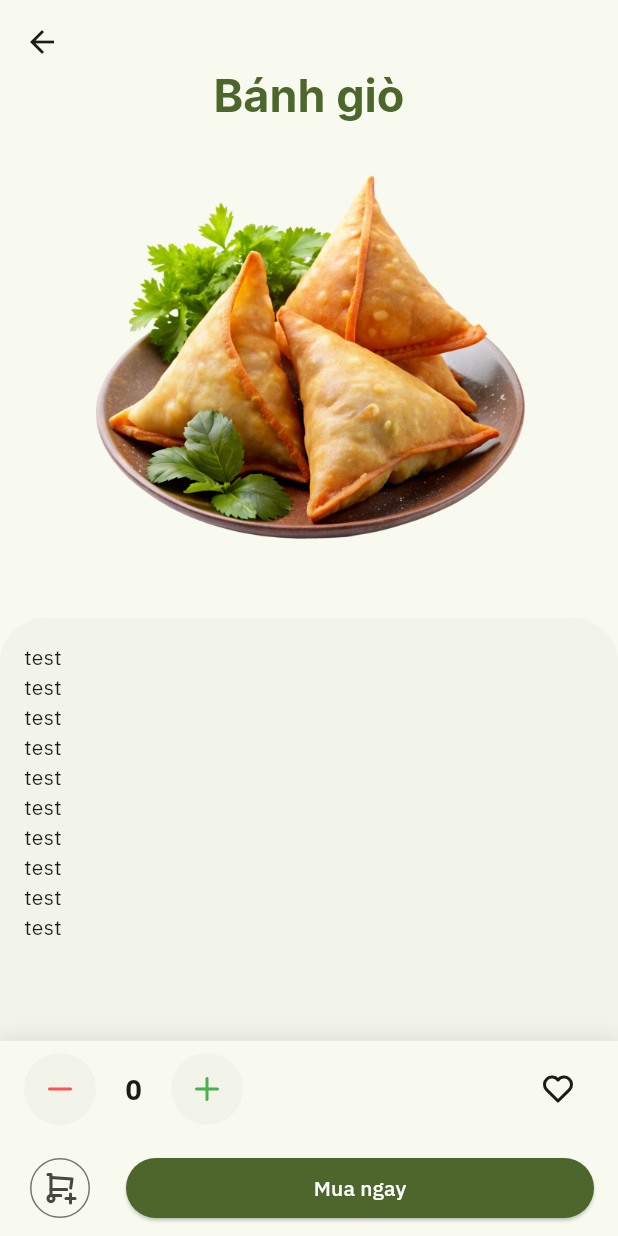
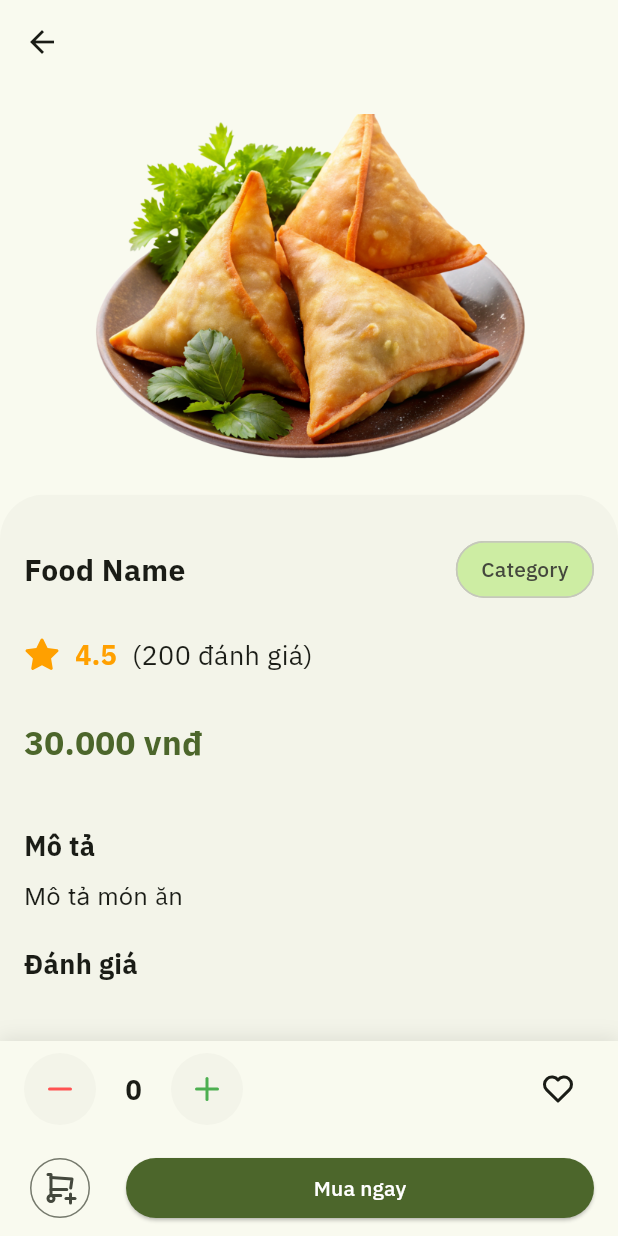
Before and after one commit to nphuonha2101/flutter_foods, a Flutter app: the screen it shows after launch, after a tap on "Food Name", on a phone screen of 412 x 824 dp. Run offline on Flutter 3.47's test engine with Material 3 defaults, Android fonts, the light colour scheme and no system bars; our stand-ins replace flutter_dotenv, flutter_tabler_icons, flutter_zoom_drawer, google_fonts, shared_preferences.

Commit message:
#10 - feat: create user review card and food detail screen

```diff
--- /dev/null
+++ b/lib/data/dtos/user_review_dto.dart
@@ -0,0 +1,25 @@
+import 'package:flutter_foods/data/dtos/i_dto.dart';
+
+class UserReviewDto implements IDto {
+  final String userId;
+  final String review;
+  final int rating;
+  final DateTime createdAt;
+
+  UserReviewDto({
+    required this.userId,
+    required this.review,
+    required this.rating,
+    required this.createdAt,
+  });
+
+  @override
+  Map<String, dynamic> toJson() {
+    return {
+      'userId': userId,
+      'review': review,
+      'rating': rating,
+      'createdAt': createdAt.toIso8601String(),
+    };
+  }
+}
--- /dev/null
+++ b/lib/data/models/user_review.dart
@@ -0,0 +1,50 @@
+import 'package:flutter_foods/data/dtos/i_dto.dart';
+import 'package:flutter_foods/data/dtos/user_review_dto.dart';
+import 'package:flutter_foods/data/models/i_model.dart';
+
+class UserReview implements IModel {
+  final String id;
+  final String userId;
+  final String review;
+  final int rating;
+  final DateTime createdAt;
+
+  UserReview({
+    required this.id,
+    required this.userId,
+    required this.review,
+    required this.rating,
+    required this.createdAt,
+  });
+
+  Map<String, dynamic> toJson() {
+    return {
+      'id': id,
+      'userId': userId,
+      'review': review,
+      'rating': rating,
+      'createdAt': createdAt.toIso8601String(),
+    };
+  }
+
+  @override
+  IModel fromJson(Map<String, dynamic> json) {
+    return UserReview(
+      id: json['id'],
+      userId: json['userId'],
+      review: json['review'],
+      rating: json['rating'],
+      createdAt: DateTime.parse(json['createdAt']),
+    );
+  }
+
+  @override
+  IDto toDto() {
+    return UserReviewDto(
+      userId: userId,
+      review: review,
+      rating: rating,
+      createdAt: createdAt,
+    );
+  }
+}
--- a/lib/presentation/screens/food_detail_screen.dart
+++ b/lib/presentation/screens/food_detail_screen.dart
@@ -1,5 +1,7 @@
 import 'package:flutter/material.dart';
 import 'package:flutter_foods/presentation/widgets/bottom_food_detail_app_bar.dart';
+import 'package:flutter_foods/presentation/widgets/user_review.dart';
+import 'package:flutter_tabler_icons/flutter_tabler_icons.dart';
 import 'package:google_fonts/google_fonts.dart';
 
 class FoodDetailScreen extends StatefulWidget {
@@ -13,29 +15,18 @@ class _FoodDetailScreenState extends State<FoodDetailScreen> {
   @override
   Widget build(BuildContext context) {
     return Scaffold(
-      bottomNavigationBar: const BottomFoodDetailAppBar(),
+      bottomNavigationBar: const BottomFoodDetailAppBarWidget(),
       body: NestedScrollView(
         headerSliverBuilder: (BuildContext context, bool innerBoxIsScrolled) {
           return <Widget>[
             SliverAppBar(
               backgroundColor: Theme.of(context).colorScheme.surface,
-              expandedHeight: MediaQuery.of(context).size.height * 1 / 2,
+              expandedHeight: MediaQuery.of(context).size.height * 4 / 10,
               floating: false,
               pinned: true,
               snap: false,
               flexibleSpace: FlexibleSpaceBar(
-                title: Text(
-                  'Bánh giò',
-                  style: TextStyle(
-                    color: Theme.of(context).colorScheme.primary,
-                    fontSize: 20,
-                    fontWeight: FontWeight.bold,
-                  ),
-                ),
-                centerTitle: true,
                 collapseMode: CollapseMode.pin,
-                titlePadding: EdgeInsets.only(
-                    bottom: MediaQuery.of(context).size.height * 4 / 10),
                 background: Column(
                   crossAxisAlignment: CrossAxisAlignment.stretch,
                   children: [
@@ -43,7 +34,7 @@ class _FoodDetailScreenState extends State<FoodDetailScreen> {
                     Expanded(
                       child: Padding(
                         padding: const EdgeInsets.only(
-                            top: 25, bottom: 10, left: 50, right: 50),
+                            top: 0, bottom: 10, left: 50, right: 50),
                         child: Image.asset(
                           'assets/images/food_delivery.png',
                           fit: BoxFit.cover,
@@ -66,12 +57,130 @@ class _FoodDetailScreenState extends State<FoodDetailScreen> {
             decoration: BoxDecoration(
               color: Theme.of(context).colorScheme.surfaceContainerLow,
             ),
-            child: ListView.builder(
-              padding: const EdgeInsets.all(16.0),
-              itemCount: 10,
-              itemBuilder: (context, index) {
-                return const Text('test');
-              },
+            child: Column(
+              crossAxisAlignment: CrossAxisAlignment.start,
+              children: [
+                Padding(
+                  padding: const EdgeInsets.all(16),
+                  child: Column(
+                    mainAxisAlignment: MainAxisAlignment.start,
+                    children: [
+                      const SizedBox(height: 10),
+                      Row(
+                        mainAxisAlignment: MainAxisAlignment.spaceBetween,
+                        children: [
+                          Text(
+                            'Food Name',
+                            style: TextStyle(
+                              fontWeight: FontWeight.bold,
+                              fontFamily: GoogleFonts.ibmPlexSans().fontFamily,
+                              fontSize: 20,
+                            ),
+                          ),
+                          Chip(
+                            label: const Text('Category'),
+                            backgroundColor:
+                                Theme.of(context).colorScheme.primaryContainer,
+                            shape: RoundedRectangleBorder(
+                              borderRadius: BorderRadius.circular(100),
+                            ),
+                          ),
+                        ],
+                      ),
+                      const SizedBox(height: 20),
+                      Row(
+                        children: [
+                          Icon(
+                            TablerIcons.star_filled,
+                            color: Colors.amber[700],
+                          ),
+                          const SizedBox(width: 10),
+                          Text(
+                            '4.5',
+                            style: TextStyle(
+                              fontWeight: FontWeight.bold,
+                              fontSize: 18,
+                              color: Colors.amber[700],
+                            ),
+                          ),
+                          const SizedBox(width: 10),
+                          const Text(
+                            '(200 đánh giá)',
+                            style: TextStyle(
+                              fontSize: 18,
+                            ),
+                          ),
+                        ],
+                      ),
+                      const SizedBox(height: 30),
+                      Row(
+                          mainAxisAlignment: MainAxisAlignment.spaceBetween,
+                          children: [
+                            Text(
+                              '30.000 vnđ',
+                              textAlign: TextAlign.start,
+                              style: TextStyle(
+                                fontWeight: FontWeight.bold,
+                                fontFamily:
+                                    GoogleFonts.ibmPlexSans().fontFamily,
+                                fontSize: 22,
+                                color: Theme.of(context).colorScheme.primary,
+                              ),
+                            ),
+                          ]),
+                      const SizedBox(height: 40),
+                      Row(
+                        children: [
+                          Text(
+                            'Mô tả',
+                            style: TextStyle(
+                              fontWeight: FontWeight.bold,
+                              fontFamily: GoogleFonts.ibmPlexSans().fontFamily,
+                              fontSize: 18,
+                            ),
+                          ),
+                        ],
+                      ),
+                      const SizedBox(height: 10),
+                      Row(
+                        children: [
+                          Expanded(
+                            child: Text(
+                              'Mô tả món ăn',
+                              style: TextStyle(
+                                fontFamily: GoogleFonts.inter().fontFamily,
+                                fontSize: 16,
+                              ),
+                            ),
+                          ),
+                        ],
+                      ),
+                      const SizedBox(height: 20),
+                      Row(
+                        children: [
+                          Text(
+                            'Đánh giá',
+                            style: TextStyle(
+                              fontWeight: FontWeight.bold,
+                              fontFamily: GoogleFonts.ibmPlexSans().fontFamily,
+                              fontSize: 18,
+                            ),
+                          ),
+                        ],
+                      ),
+                    ],
+                  ),
+                ),
+                Expanded(
+                  child: ListView.builder(
+                    padding: const EdgeInsets.all(16.0),
+                    itemCount: 10,
+                    itemBuilder: (context, index) {
+                      return const UserReviewWidget();
+                    },
+                  ),
+                ),
+              ],
             ),
           ),
         ),
--- a/lib/presentation/screens/home_screen.dart
+++ b/lib/presentation/screens/home_screen.dart
@@ -53,7 +53,7 @@ class _HomeScreenState extends State<HomeScreen> {
             padding: const EdgeInsets.all(16.0),
             itemCount: 10,
             itemBuilder: (context, index) {
-              return const FoodCard();
+              return const FoodCardWidget();
             },
           ),
         ),
--- a/lib/presentation/screens/login_screen.dart
+++ b/lib/presentation/screens/login_screen.dart
@@ -68,7 +68,9 @@ class _LoginScreenState extends State<LoginScreen>
                           fontFamily: GoogleFonts.alexBrush().fontFamily,
                           color: Theme.of(context).colorScheme.primary,
                           letterSpacing: 1.2),
-                  )),
+                    ),
+                  ),
+                  const SizedBox(height: 10),
                 ],
               ),
             ),
--- a/lib/presentation/screens/main_screen.dart
+++ b/lib/presentation/screens/main_screen.dart
@@ -27,10 +27,10 @@ class _MainScreenState extends State<MainScreen> {
     return ZoomDrawer(
       style: DrawerStyle.style2,
       menuBackgroundColor: Theme.of(context).colorScheme.surfaceContainerLow,
-      menuScreen: const SliderDrawer(),
+      menuScreen: const SliderDrawerWidget(),
       mainScreen: Scaffold(
-        appBar: const AppbarNormal(),
-        bottomNavigationBar: custom.BtmNavigationBar(
+        appBar: const AppbarNormalWidget(),
+        bottomNavigationBar: custom.BtmNavigationBarWidget(
           currentIndex: _currentIndex,
           onTap: _changePage,
         ),
--- a/lib/presentation/widgets/appbar_normal.dart
+++ b/lib/presentation/widgets/appbar_normal.dart
@@ -2,17 +2,17 @@ import 'package:flutter/material.dart';
 import 'package:flutter_tabler_icons/flutter_tabler_icons.dart';
 import 'package:flutter_zoom_drawer/flutter_zoom_drawer.dart';
 
-class AppbarNormal extends StatefulWidget implements PreferredSizeWidget {
-  const AppbarNormal({super.key});
+class AppbarNormalWidget extends StatefulWidget implements PreferredSizeWidget {
+  const AppbarNormalWidget({super.key});
 
   @override
-  State<StatefulWidget> createState() => _AppbarNormalState();
+  State<StatefulWidget> createState() => _AppbarNormalWidgetState();
 
   @override
   Size get preferredSize => const Size.fromHeight(kToolbarHeight);
 }
 
-class _AppbarNormalState extends State<AppbarNormal> {
+class _AppbarNormalWidgetState extends State<AppbarNormalWidget> {
   String title = "";
 
   @override
--- a/lib/presentation/widgets/bottom_food_detail_app_bar.dart
+++ b/lib/presentation/widgets/bottom_food_detail_app_bar.dart
@@ -1,18 +1,19 @@
 import 'package:flutter/material.dart';
 import 'package:flutter_tabler_icons/flutter_tabler_icons.dart';
 
-class BottomFoodDetailAppBar extends StatefulWidget
+class BottomFoodDetailAppBarWidget extends StatefulWidget
     implements PreferredSizeWidget {
-  const BottomFoodDetailAppBar({super.key});
+  const BottomFoodDetailAppBarWidget({super.key});
 
   @override
-  State<StatefulWidget> createState() => _BottomFoodDetailAppBarState();
+  State<StatefulWidget> createState() => _BottomFoodDetailAppBarWidgetState();
 
   @override
   Size get preferredSize => const Size.fromHeight(130);
 }
 
-class _BottomFoodDetailAppBarState extends State<BottomFoodDetailAppBar> {
+class _BottomFoodDetailAppBarWidgetState
+    extends State<BottomFoodDetailAppBarWidget> {
   bool _isFavorite = false;
   num _quantity = 0;
 
--- a/lib/presentation/widgets/bottom_nav_bar.dart
+++ b/lib/presentation/widgets/bottom_nav_bar.dart
@@ -1,11 +1,11 @@
 import 'package:flutter/material.dart';
 import 'package:flutter_tabler_icons/flutter_tabler_icons.dart';
 
-class BtmNavigationBar extends StatelessWidget {
+class BtmNavigationBarWidget extends StatelessWidget {
   final int currentIndex;
   final ValueChanged<int?>? onTap;
 
-  const BtmNavigationBar({
+  const BtmNavigationBarWidget({
     super.key,
     required this.currentIndex,
     this.onTap,
--- a/lib/presentation/widgets/food_card.dart
+++ b/lib/presentation/widgets/food_card.dart
@@ -3,18 +3,18 @@ import 'package:flutter_foods/presentation/screens/food_detail_screen.dart';
 import 'package:flutter_tabler_icons/flutter_tabler_icons.dart';
 import 'package:google_fonts/google_fonts.dart';
 
-class FoodCard extends StatefulWidget {
+class FoodCardWidget extends StatefulWidget {
   // final Food food;
 
   // const FoodCard({super.key, this.food});
-  const FoodCard({super.key});
+  const FoodCardWidget({super.key});
 
   @override
   // State<StatefulWidget> createState() => _FoodCardState({super.key, this.food});
-  State<StatefulWidget> createState() => _FoodCardState();
+  State<StatefulWidget> createState() => _FoodCardWidgetState();
 }
 
-class _FoodCardState extends State<FoodCard> {
+class _FoodCardWidgetState extends State<FoodCardWidget> {
   // late final Food food;
 
   @override
--- a/lib/presentation/widgets/slider_drawer.dart
+++ b/lib/presentation/widgets/slider_drawer.dart
@@ -2,14 +2,14 @@ import 'package:flutter/material.dart';
 import 'package:flutter_tabler_icons/flutter_tabler_icons.dart';
 import 'package:google_fonts/google_fonts.dart';
 
-class SliderDrawer extends StatefulWidget {
-  const SliderDrawer({super.key});
+class SliderDrawerWidget extends StatefulWidget {
+  const SliderDrawerWidget({super.key});
 
   @override
-  State<StatefulWidget> createState() => _SliderDrawerState();
+  State<StatefulWidget> createState() => _SliderDrawerWidgetState();
 }
 
-class _SliderDrawerState extends State<SliderDrawer> {
+class _SliderDrawerWidgetState extends State<SliderDrawerWidget> {
   bool isLogged = false;
   bool isAgency = false;
 
@@ -55,6 +55,7 @@ class _SliderDrawerState extends State<SliderDrawer> {
             title: const Text('Đăng nhập'),
             onTap: () {
               Navigator.pop(context);
+              Navigator.pushNamed(context, '/login');
             },
           ),
           ListTile(
--- /dev/null
+++ b/lib/presentation/widgets/user_review.dart
@@ -0,0 +1,80 @@
+import 'package:flutter/material.dart';
+import 'package:flutter_foods/data/models/user_review.dart';
+import 'package:flutter_tabler_icons/flutter_tabler_icons.dart';
+
+class UserReviewWidget extends StatelessWidget {
+  // final UserReview userReview;
+  // const UserReviewWidget({super.key, required this.userReview});
+
+  const UserReviewWidget({super.key});
+
+  @override
+  Widget build(BuildContext context) {
+    return Container(
+      margin: const EdgeInsets.only(top: 9),
+      child: Card(
+        elevation: 0.5,
+        color: Theme.of(context).colorScheme.surface,
+        child: Padding(
+          padding: const EdgeInsets.all(8),
+          child: Column(
+            crossAxisAlignment: CrossAxisAlignment.start,
+            children: [
+              Row(
+                mainAxisAlignment: MainAxisAlignment.spaceBetween,
+                children: [
+                  Row(
+                    children: [
+                      ClipRRect(
+                        borderRadius:
+                            const BorderRadius.all(Radius.circular(100)),
+                        child: Image.asset(
+                          'assets/images/user.jpg',
+                          width: 40,
+                          height: 40,
+                          fit: BoxFit.cover,
+                        ),
+                      ),
+                      const SizedBox(width: 10),
+                      const Column(
+                        crossAxisAlignment: CrossAxisAlignment.start,
+                        children: [
+                          Text(
+                            'Nguyễn Văn A',
+                            style: TextStyle(
+                              fontWeight: FontWeight.bold,
+                            ),
+                          ),
+                          Text(
+                            '11-10-2024',
+                            style: TextStyle(
+                              fontSize: 12,
+                            ),
+                          ),
+                        ],
+                      ),
+                    ],
+                  ),
+                  Row(
+                    children: [
+                      Icon(
+                        TablerIcons.star_filled,
+                        color: Colors.amber[700],
+                      ),
+                      const SizedBox(width: 10),
+                      const Text('4.5')
+                    ],
+                  )
+                ],
+              ),
+              const SizedBox(height: 10),
+              const Text(
+                'Lorem ipsum dolor sit amet, consectetur adipiscing elit. Nulla nec nisi ac nisi ultricies fermentum. Nulla facilisi. Nulla nec nisi ac nisi ultricies fermentum. Nulla facilisi.',
+              ),
+            ],
+          ),
+        ),
+      ),
+    );
+  }
+}
```
Also changed, not shown: assets/images/user.jpg (added). Lines whose indentation alone changed are shown as unchanged.
